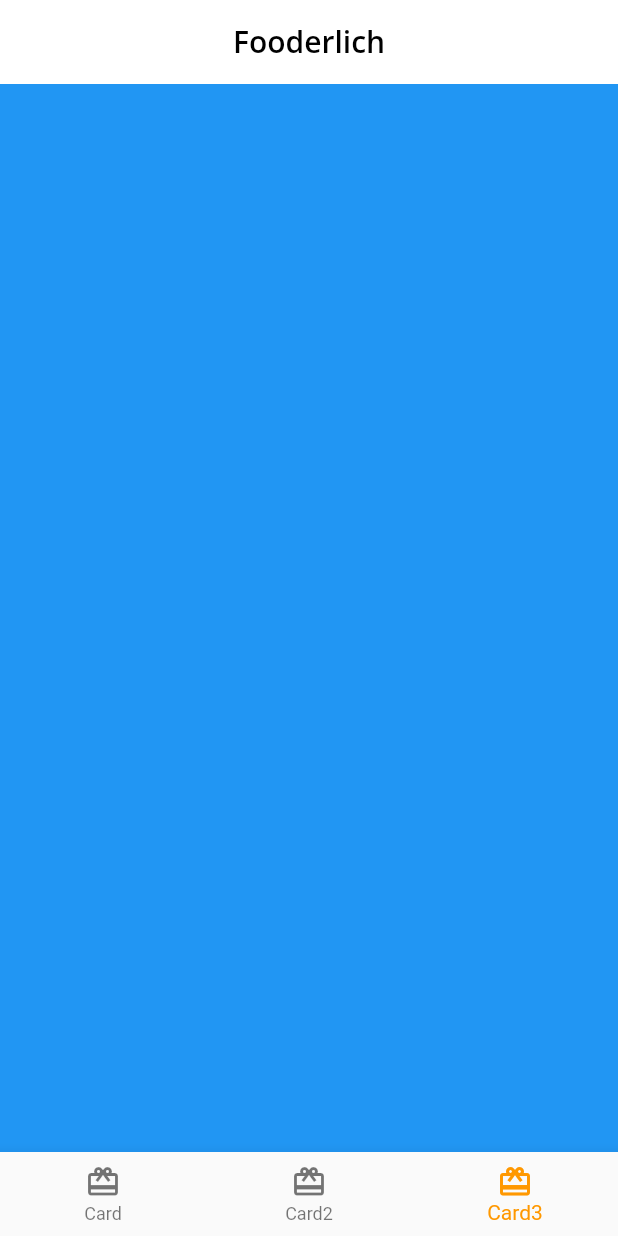
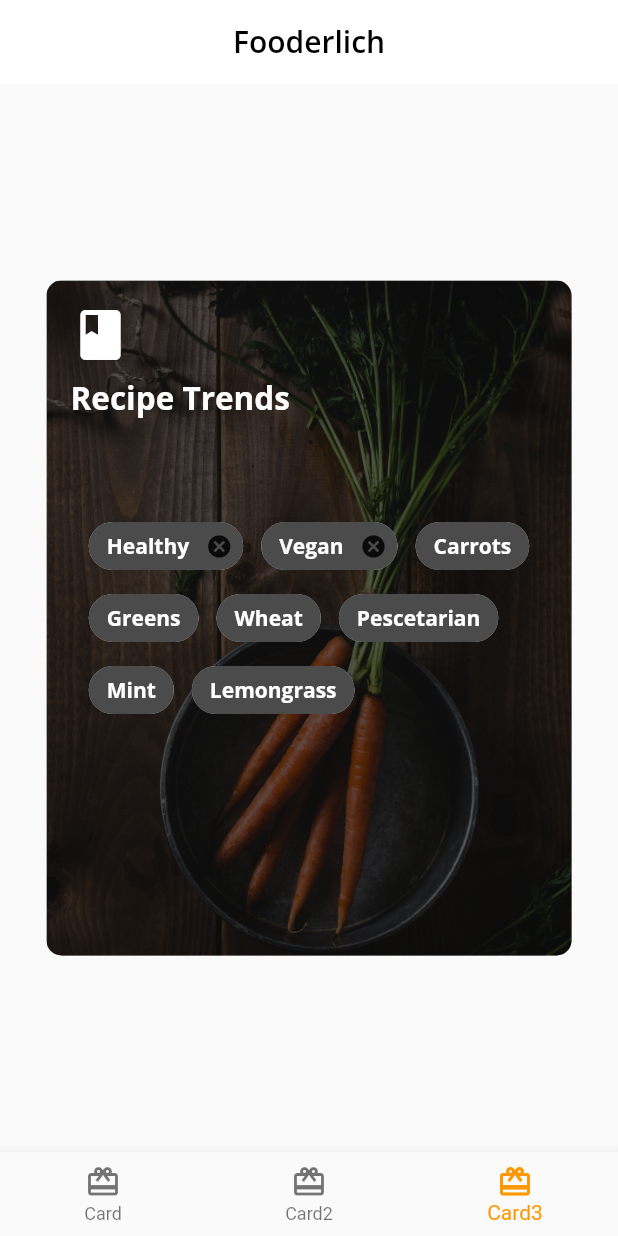
Before and after one commit to yat98/flutter-codelabs, a Flutter app: the screen it shows after launch, item 3 of the bottom bar chosen, on a phone screen of 412 x 824 dp. Run offline on Flutter 3.47's test engine with Material 2 defaults, Android fonts, the phone set to English and light mode, and no system bars; our stand-ins replace google_fonts.

Commit message:
Add Card3

```diff
--- a/fooderlich/lib/author_card.dart
+++ b/fooderlich/lib/author_card.dart
@@ -1,6 +1,6 @@
 import 'package:flutter/material.dart';
 import 'package:fooderlich/circle_image.dart';
-import 'package:fooderlich/fooderlichTheme.dart';
+import 'package:fooderlich/fooderlich_theme.dart';
 
 class AuthorCard extends StatelessWidget{
   final String authorName;
--- a/fooderlich/lib/card1.dart
+++ b/fooderlich/lib/card1.dart
@@ -1,5 +1,5 @@
 import 'package:flutter/material.dart';
-import 'package:fooderlich/fooderlichTheme.dart';
+import 'package:fooderlich/fooderlich_theme.dart';
 
 class Card1 extends StatelessWidget{
   const Card1({Key? key}):super(key:key);
--- a/fooderlich/lib/card2.dart
+++ b/fooderlich/lib/card2.dart
@@ -1,6 +1,6 @@
 import 'package:flutter/material.dart';
 import 'package:fooderlich/author_card.dart';
-import 'package:fooderlich/fooderlichTheme.dart';
+import 'package:fooderlich/fooderlich_theme.dart';
 
 class Card2 extends StatelessWidget{
   const Card2({Key? key}):super(key:key);
--- /dev/null
+++ b/fooderlich/lib/card3.dart
@@ -0,0 +1,127 @@
+import 'package:flutter/material.dart';
+import 'package:fooderlich/fooderlich_theme.dart';
+
+class Card3 extends StatelessWidget{
+  const Card3({Key? key}):super(key:key);
+
+  @override
+  Widget build(BuildContext context) {
+    return Center(
+      child: Container(
+        constraints: const BoxConstraints.expand(
+          width: 350,
+          height: 450,
+        ),
+        decoration: const BoxDecoration(
+          image: DecorationImage(
+            image: AssetImage('assets/mag2.png'),
+            fit: BoxFit.cover,
+          ),
+          borderRadius: BorderRadius.all(Radius.circular(10.0)),
+        ),
+        child: Stack(
+          children: [
+            Container(
+              decoration: BoxDecoration(
+                color: Colors.black.withOpacity(0.6),
+                borderRadius: const BorderRadius.all(Radius.circular(10.0)),
+              ),
+            ),
+            Container(
+              padding: const EdgeInsets.all(16.0),
+              child: Column(
+                crossAxisAlignment: CrossAxisAlignment.start,
+                children: [
+                  const Icon(
+                    Icons.book,
+                    color: Colors.white,
+                    size: 40,
+                  ),
+                  const SizedBox(height: 8),
+                  Text(
+                    'Recipe Trends',
+                    style: FooderlichTheme.darkTextTheme.headline2,
+                  ),
+                  const SizedBox(height: 30)
+                ],
+              ),
+            ),
+            Container(
+              padding: const EdgeInsets.only(left: 16.0,right: 16.0),
+              child: Center(
+                child: Wrap(
+                  alignment: WrapAlignment.start,
+                  spacing: 12,
+                  children: [
+                    Chip(
+                      label: Text(
+                          'Healthy',
+                          style: FooderlichTheme.darkTextTheme.bodyText1
+                      ),
+                      backgroundColor: Colors.black.withOpacity(0.7),
+                      onDeleted: (){
+                        print('delete');
+                      },
+                    ),
+                    Chip(
+                      label: Text(
+                          'Vegan',
+                          style: FooderlichTheme.darkTextTheme.bodyText1
+                      ),
+                      backgroundColor: Colors.black.withOpacity(0.7),
+                      onDeleted: (){
+                        print('delete');
+                      },
+                    ),
+                    Chip(
+                      label: Text(
+                          'Carrots',
+                          style: FooderlichTheme.darkTextTheme.bodyText1
+                      ),
+                      backgroundColor: Colors.black.withOpacity(0.7),
+                    ),
+                    Chip(
+                      label: Text(
+                          'Greens',
+                          style: FooderlichTheme.darkTextTheme.bodyText1
+                      ),
+                      backgroundColor: Colors.black.withOpacity(0.7),
+                    ),
+                    Chip(
+                      label: Text(
+                          'Wheat',
+                          style: FooderlichTheme.darkTextTheme.bodyText1
+                      ),
+                      backgroundColor: Colors.black.withOpacity(0.7),
+                    ),
+                    Chip(
+                      label: Text(
+                          'Pescetarian',
+                          style: FooderlichTheme.darkTextTheme.bodyText1
+                      ),
+                      backgroundColor: Colors.black.withOpacity(0.7),
+                    ),
+                    Chip(
+                      label: Text(
+                          'Mint',
+                          style: FooderlichTheme.darkTextTheme.bodyText1
+                      ),
+                      backgroundColor: Colors.black.withOpacity(0.7),
+                    ),
+                    Chip(
+                      label: Text(
+                          'Lemongrass',
+                          style: FooderlichTheme.darkTextTheme.bodyText1
+                      ),
+                      backgroundColor: Colors.black.withOpacity(0.7),
+                    ),
+                  ],
+                ),
+              ),
+            )
+          ],
+        ),
+      ),
+    );
+  }
+}
--- a/fooderlich/lib/home.dart
+++ b/fooderlich/lib/home.dart
@@ -1,6 +1,7 @@
 import 'package:flutter/material.dart';
 import 'package:fooderlich/card1.dart';
 import 'package:fooderlich/card2.dart';
+import 'package:fooderlich/card3.dart';
 
 class Home extends StatefulWidget{
   const Home({Key? key}) :super(key:key);
@@ -15,7 +16,7 @@ class _HomeState extends State<Home>{
   static List<Widget> pages = <Widget>[
     const Card1(),
     const Card2(),
-    Container(color: Colors.blue),
+    const Card3(),
   ];
 
   void _onItemTapped(int index){
@@ -40,16 +41,16 @@ class _HomeState extends State<Home>{
         selectedItemColor: Theme.of(context).textSelectionTheme.selectionColor,
         currentIndex: _selectedIndex,
         onTap: _onItemTapped,
-        items: <BottomNavigationBarItem>[
-          const BottomNavigationBarItem(
+        items: const <BottomNavigationBarItem>[
+          BottomNavigationBarItem(
               icon: Icon(Icons.card_giftcard),
               label: 'Card'
           ),
-          const BottomNavigationBarItem(
+          BottomNavigationBarItem(
               icon: Icon(Icons.card_giftcard),
               label: 'Card2'
           ),
-          const BottomNavigationBarItem(
+          BottomNavigationBarItem(
               icon: Icon(Icons.card_giftcard),
               label: 'Card3'
           ),
--- a/fooderlich/lib/main.dart
+++ b/fooderlich/lib/main.dart
@@ -1,5 +1,5 @@
 import 'package:flutter/material.dart';
-import 'package:fooderlich/fooderlichTheme.dart';
+import 'package:fooderlich/fooderlich_theme.dart';
 import 'package:fooderlich/home.dart';
 
 void main() {
```
Also changed, not shown: fooderlich/lib/fooderlich_theme.dart (renamed from fooderlich/lib/fooderlichTheme.dart).
